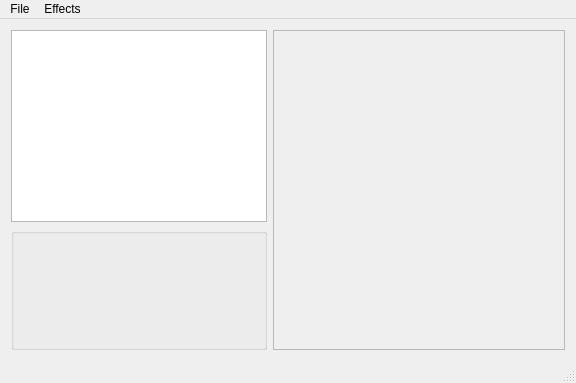
Qt form MyPainter/mypainter.ui (xzatkalik/zadanie) before a commit.
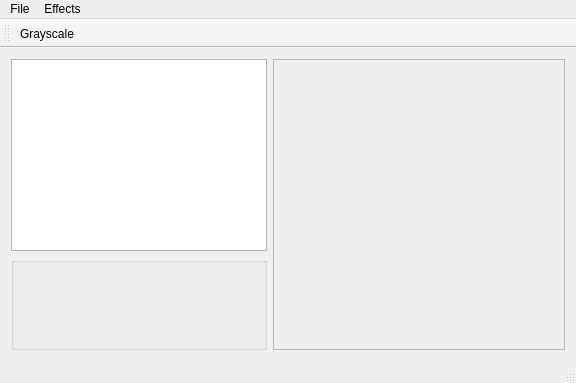
The same form after that commit. Icons and pictures are not drawn.

Diff of the .ui file:
```diff
--- a/MyPainter/mypainter.ui
+++ b/MyPainter/mypainter.ui
@@ -72,7 +72,7 @@
            <x>0</x>
            <y>0</y>
            <width>290</width>
-           <height>320</height>
+           <height>286</height>
           </rect>
          </property>
         </widget>
@@ -111,6 +111,18 @@
    <addaction name="menuEffects"/>
   </widget>
   <widget class="QStatusBar" name="statusBar"/>
+  <widget class="QToolBar" name="toolBar">
+   <property name="windowTitle">
+    <string>toolBar</string>
+   </property>
+   <attribute name="toolBarArea">
+    <enum>TopToolBarArea</enum>
+   </attribute>
+   <attribute name="toolBarBreak">
+    <bool>false</bool>
+   </attribute>
+   <addaction name="actionGrayscale"/>
+  </widget>
   <action name="actionOpen">
    <property name="text">
     <string>Open</string>
```
Left out of the diff: 12 changed lines with no effect on the pictures.
